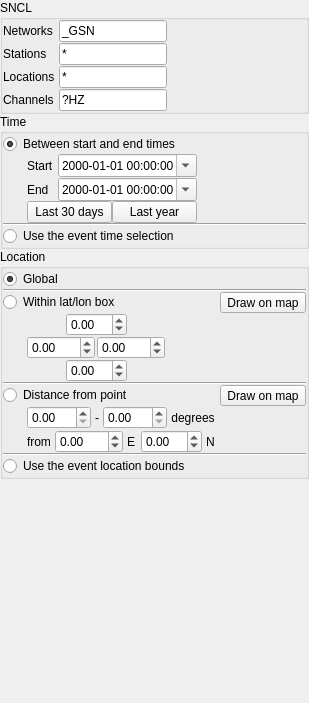
Old version of the form pyweed/gui/uic/StationOptionsWidget.ui in the repository iris-edu/pyweed.
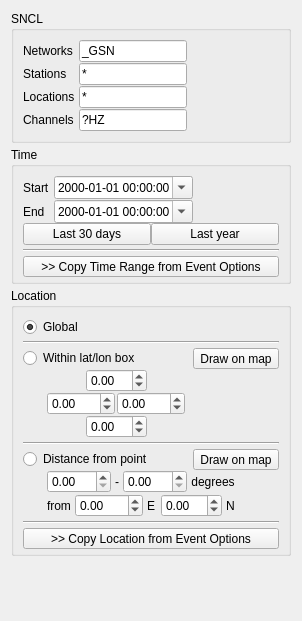
New version of the form.

Commit message: WIP event/station filter changes #6083 #6082

What changed in the file:
```diff
--- a/pyweed/gui/uic/StationOptionsWidget.ui
+++ b/pyweed/gui/uic/StationOptionsWidget.ui
@@ -6,8 +6,8 @@
    <rect>
     <x>0</x>
     <y>0</y>
-    <width>309</width>
-    <height>703</height>
+    <width>302</width>
+    <height>621</height>
    </rect>
   </property>
   <property name="sizePolicy">
@@ -18,10 +18,7 @@
   </property>
   <layout class="QVBoxLayout" name="verticalLayout">
    <property name="spacing">
-    <number>0</number>
-   </property>
-   <property name="sizeConstraint">
-    <enum>QLayout::SetDefaultConstraint</enum>
+    <number>4</number>
    </property>
    <item>
     <widget class="QGroupBox" name="SNCLGroupBox">
@@ -113,26 +110,11 @@
       <string>Time</string>
      </property>
      <layout class="QVBoxLayout" name="verticalLayout_2">
-      <item>
-       <widget class="QRadioButton" name="timeBetweenRadioButton">
-        <property name="enabled">
-         <bool>true</bool>
-        </property>
-        <property name="text">
-         <string>Between start and end times</string>
-        </property>
-        <property name="checked">
-         <bool>true</bool>
-        </property>
-       </widget>
-      </item>
-      <item>
-       <layout class="QHBoxLayout" name="horizontalLayout_3" stretch="0,1">
         <property name="spacing">
-         <number>0</number>
-        </property>
-        <property name="leftMargin">
-         <number>24</number>
+       <number>4</number>
+      </property>
+      <property name="bottomMargin">
+       <number>4</number>
         </property>
         <item>
          <layout class="QVBoxLayout" name="verticalLayout_6">
@@ -234,21 +216,6 @@
          </layout>
         </item>
         <item>
-         <spacer name="horizontalSpacer_2">
-          <property name="orientation">
-           <enum>Qt::Horizontal</enum>
-          </property>
-          <property name="sizeHint" stdset="0">
-           <size>
-            <width>0</width>
-            <height>0</height>
-           </size>
-          </property>
-         </spacer>
-        </item>
-       </layout>
-      </item>
-      <item>
        <widget class="Line" name="line_3">
         <property name="orientation">
          <enum>Qt::Horizontal</enum>
@@ -256,9 +223,15 @@
        </widget>
       </item>
       <item>
-       <widget class="QRadioButton" name="timeFromEventsRadioButton">
+       <widget class="QToolButton" name="timeFromEventsToolButton">
+        <property name="sizePolicy">
+         <sizepolicy hsizetype="Preferred" vsizetype="Fixed">
+          <horstretch>0</horstretch>
+          <verstretch>0</verstretch>
+         </sizepolicy>
+        </property>
         <property name="text">
-         <string>Use the event time selection</string>
+         <string>&gt;&gt; Copy Time Range from Event Options</string>
         </property>
        </widget>
       </item>
@@ -271,6 +244,17 @@
       <string>Location</string>
      </property>
      <layout class="QVBoxLayout" name="verticalLayout_4">
+      <property name="spacing">
+       <number>4</number>
+      </property>
+      <property name="bottomMargin">
+       <number>4</number>
+      </property>
+      <item>
+       <layout class="QHBoxLayout" name="horizontalLayout_3">
+        <property name="spacing">
+         <number>0</number>
+        </property>
       <item>
        <widget class="QRadioButton" name="locationGlobalRadioButton">
         <property name="text">
@@ -281,6 +265,8 @@
         </property>
        </widget>
       </item>
+       </layout>
+      </item>
       <item>
        <widget class="Line" name="line_4">
         <property name="orientation">
@@ -289,6 +275,11 @@
        </widget>
       </item>
       <item>
+       <layout class="QVBoxLayout" name="verticalLayout_8">
+        <property name="spacing">
+         <number>0</number>
+        </property>
+        <item>
        <layout class="QHBoxLayout" name="horizontalLayout_8">
         <property name="spacing">
          <number>0</number>
@@ -311,6 +302,12 @@
           <property name="sizeType">
            <enum>QSizePolicy::Expanding</enum>
           </property>
+            <property name="sizeHint" stdset="0">
+             <size>
+              <width>0</width>
+              <height>0</height>
+             </size>
+            </property>
          </spacer>
         </item>
         <item>
@@ -471,6 +468,8 @@
         </item>
        </layout>
       </item>
+       </layout>
+      </item>
       <item>
        <widget class="Line" name="line_2">
         <property name="orientation">
@@ -479,6 +478,11 @@
        </widget>
       </item>
       <item>
+       <layout class="QVBoxLayout" name="verticalLayout_9">
+        <property name="spacing">
+         <number>0</number>
+        </property>
+        <item>
        <layout class="QHBoxLayout" name="horizontalLayout_9">
         <property name="spacing">
          <number>0</number>
@@ -658,6 +662,8 @@
         </item>
        </layout>
       </item>
+       </layout>
+      </item>
       <item>
        <widget class="Line" name="line">
         <property name="orientation">
@@ -666,12 +672,18 @@
        </widget>
       </item>
       <item>
-       <widget class="QRadioButton" name="locationFromEventsRadioButton">
+       <widget class="QToolButton" name="locationFromEventsToolButton">
         <property name="enabled">
          <bool>true</bool>
         </property>
+        <property name="sizePolicy">
+         <sizepolicy hsizetype="MinimumExpanding" vsizetype="Fixed">
+          <horstretch>0</horstretch>
+          <verstretch>0</verstretch>
+         </sizepolicy>
+        </property>
         <property name="text">
-         <string>Use the event location bounds</string>
+         <string>&gt;&gt; Copy Location from Event Options</string>
         </property>
        </widget>
       </item>
@@ -693,7 +705,6 @@
    </item>
   </layout>
  </widget>
- <layoutdefault spacing="0" margin="0"/>
  <tabstops>
   <tabstop>networkLineEdit</tabstop>
   <tabstop>stationLineEdit</tabstop>
```
Left out of the diff: 5 changed lines with no effect on the pictures. Lines whose indentation alone changed are shown as unchanged. The commit also changes 9 other files.
